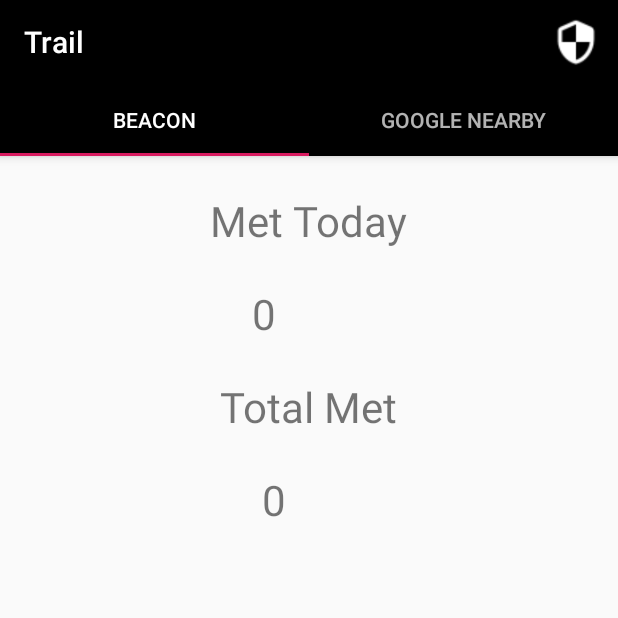
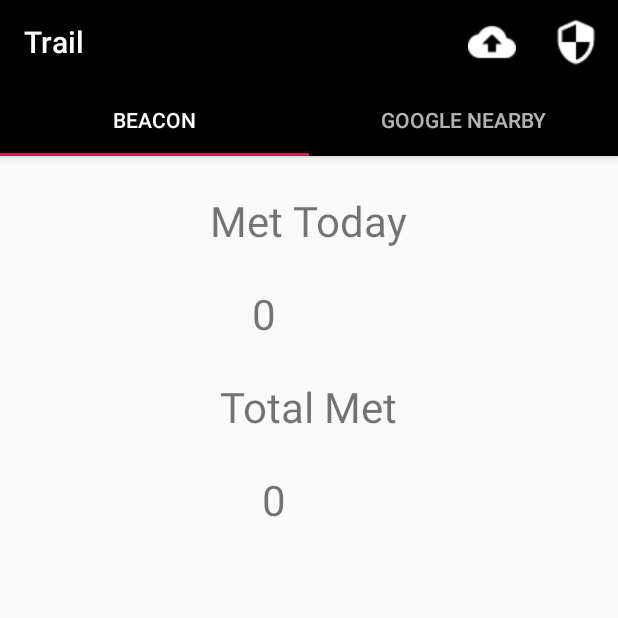
Before and after one commit to ChiragAwale/Trail, an Android app: the screen it shows after launch (MainActivity), on a phone screen of 412 x 824 dp, the top half of it. Run offline under Robolectric (Android 15) with nearby library versions, the phone set to English and light mode, and no system bars; libraries missing offline, so code that uses them is left out: com.daimajia.androidanimations, io.realm; 13 statements that could not run were skipped.

Commit message:
Upload in bulk

```diff
--- a/Trail/app/build.gradle
+++ b/Trail/app/build.gradle
@@ -40,6 +40,7 @@ dependencies {
     implementation 'com.daimajia.easing:library:2.0@aar'
     implementation 'com.daimajia.androidanimations:library:2.3@aar'
     implementation "com.google.android.gms:play-services-location:17.0.0"
+    implementation 'com.google.code.gson:gson:2.8.6'
 
 }
 
--- a/Trail/app/src/main/java/com/chiragawale/trail/MainActivity.java
+++ b/Trail/app/src/main/java/com/chiragawale/trail/MainActivity.java
@@ -9,11 +9,19 @@ import android.os.Bundle;
 
 import com.chiragawale.trail.bluetooth.BluetoothUtility;
 import com.chiragawale.trail.ui.main.AdminView;
+import com.chiragawale.trail.worker.UploadWorker;
 import com.google.android.material.floatingactionbutton.FloatingActionButton;
 import com.google.android.material.tabs.TabLayout;
 
 import androidx.appcompat.app.AlertDialog;
 import androidx.viewpager.widget.ViewPager;
+import androidx.work.BackoffPolicy;
+import androidx.work.Constraints;
+import androidx.work.NetworkType;
+import androidx.work.OneTimeWorkRequest;
+import androidx.work.PeriodicWorkRequest;
+import androidx.work.WorkInfo;
+import androidx.work.WorkManager;
 
 import android.util.Log;
 import android.view.Menu;
@@ -21,13 +29,16 @@ import android.view.MenuInflater;
 import android.view.MenuItem;
 import android.view.View;
 import android.widget.ImageButton;
+import android.widget.Toast;
 
 import com.chiragawale.trail.ui.main.SectionsPagerAdapter;
+
+import java.util.concurrent.TimeUnit;
 
 public class MainActivity extends BaseActivity {
     private static final int PERMISSION_REQUEST_COARSE_LOCATION = 1;
     public static final String MESSAGE_STATUS = "message_status";
-
+    private OneTimeWorkRequest uploadWork;
 
     @Override
     protected void onCreate(Bundle savedInstanceState) {
@@ -67,6 +78,22 @@ public class MainActivity extends BaseActivity {
                 builder.show();
             }
         }
+        Constraints constraints = new Constraints.Builder()
+                .setRequiredNetworkType(NetworkType.CONNECTED)
+                .setRequiresCharging(true)
+                .build();
+        //        PeriodicWorkRequest uploadWork = new PeriodicWorkRequest.Builder(UploadWorker.class,2,TimeUnit.HOURS)
+//                .setConstraints(constraints)
+//                .setBackoffCriteria(
+//                        BackoffPolicy.LINEAR,
+//                        OneTimeWorkRequest.MIN_BACKOFF_MILLIS,
+//                        TimeUnit.MILLISECONDS)
+//                .addTag("Upload data")
+//                .build();
+        uploadWork = new OneTimeWorkRequest.Builder(UploadWorker.class)
+                .setConstraints(constraints)
+                .addTag("Upload data")
+                .build();
     }
 
     @Override
@@ -95,6 +122,16 @@ public class MainActivity extends BaseActivity {
         }
     }
 
+    public void uploadToServer(){
+        WorkManager.getInstance(getApplicationContext()).enqueue(uploadWork);
+//        WorkManager.getInstance(getApplicationContext()).getWorkInfoByIdLiveData(uploadWork.getId()).observe(this, workInfo -> {
+//            if (workInfo != null) {
+//                WorkInfo.State state = workInfo.getState();
+//                Log.e("WORKER", state.toString());
+//                Toast.makeText(getApplicationContext(),state.toString(),Toast.LENGTH_SHORT).show();
+//            }
+//        });
+    }
 
     @Override
     public boolean onCreateOptionsMenu(Menu menu) {
@@ -110,6 +147,9 @@ public class MainActivity extends BaseActivity {
                 Intent intent = new Intent(this, AdminView.class);
                 startActivity(intent);
                 return true;
+            case R.id.m_upload_data:
+                uploadToServer();
+                return true;
             default:
                 return super.onOptionsItemSelected(item);
         }
--- a/Trail/app/src/main/java/com/chiragawale/trail/beacon/RangingActivity.java
+++ b/Trail/app/src/main/java/com/chiragawale/trail/beacon/RangingActivity.java
@@ -50,7 +50,7 @@ public class RangingActivity extends BaseActivity
 //                    Log.e(TAG, "The first beacon I see is about "+beacon.getBluetoothAddress() + " " + beacons.iterator().next().getDistance()+" meters away.")
                     Log.e(TAG, "BAddress " + beacon.getBluetoothAddress() + " Bname " + beacon.getBluetoothName() );
                     Log.e(TAG, "Distance " + beacon.getDistance() + " idfer " + beacon.getIdentifier(1));
-                    RealmEntry entry = new RealmEntry("tName", CustomTimeUtils.currentTimeStamp(),"","beacon",beacon.getBluetoothAddress(),beacon.getDistance(),beacon.getRssi(),CustomTimeUtils.trimmedCurrentTimestampLong());
+                    RealmEntry entry = new RealmEntry("tName", CustomTimeUtils.currentTimestampLong(),"","beacon",beacon.getBluetoothAddress(),beacon.getDistance(),beacon.getRssi(),CustomTimeUtils.trimmedCurrentTimestampLong());
                     dao.addEntry(entry);
                 }
             }
--- a/Trail/app/src/main/java/com/chiragawale/trail/bluetooth/BluetoothUtility.java
+++ b/Trail/app/src/main/java/com/chiragawale/trail/bluetooth/BluetoothUtility.java
@@ -78,7 +78,7 @@ public class BluetoothUtility extends BaseActivity {
                 realmEntry.setName(ble.getListDevices().get(i).getName());
                 realmEntry.setMacAddress(ble.getListDevices().get(i).getMacAddress());
                 realmEntry.setRssi(ble.getListDevices().get(i).getRssi());
-                realmEntry.setTime(CustomTimeUtils.currentTimeStamp());
+                realmEntry.setTime(CustomTimeUtils.currentTimestampLong());
                 realmEntry.setLocation("N/A");
                 dao.addEntry(realmEntry);
             }
--- a/Trail/app/src/main/java/com/chiragawale/trail/dao/Dao.java
+++ b/Trail/app/src/main/java/com/chiragawale/trail/dao/Dao.java
@@ -5,7 +5,6 @@ import com.chiragawale.trail.models.RealmEntry;
 import java.util.HashMap;
 import java.util.List;
 
-import io.realm.Realm;
 
 public interface Dao {
 
@@ -13,5 +12,5 @@ public interface Dao {
     public void addMap(HashMap<String , RealmEntry> hmap);
     public List<RealmEntry> getEntryList();
     public List<RealmEntry> getEntryListToday();
-
+    public List<RealmEntry> getEntryListToUpload();
 }
--- a/Trail/app/src/main/java/com/chiragawale/trail/ui/main/TrailRecyclerViewAdapter.java
+++ b/Trail/app/src/main/java/com/chiragawale/trail/ui/main/TrailRecyclerViewAdapter.java
@@ -31,7 +31,7 @@ public class TrailRecyclerViewAdapter extends RecyclerView.Adapter<TrailRecycler
 
     @Override
     public void onBindViewHolder(final ViewHolder holder, int position) {
-        holder.tv_time.setText(mValues.get(position).getTime());
+        holder.tv_time.setText(mValues.get(position).getTime() + "");
         holder.tv_location.setText(mValues.get(position).getLocation());
         holder.tv_bluetooth_address.setText(mValues.get(position).getBluetoothAddress());
         holder.tv_type.setText(mValues.get(position).getType());
--- a/Trail/app/src/main/java/com/chiragawale/trail/worker/NotificationWorker.java
+++ b/Trail/app/src/main/java/com/chiragawale/trail/worker/NotificationWorker.java
@@ -106,7 +106,7 @@ public class NotificationWorker extends Worker implements BeaconConsumer {
                         stopTransmit();
                         Log.e("worker", "Paused transmitting ");
                     }
-                }, 60000);
+                }, 15000);
             }
         }, 60000);
     }
@@ -202,8 +202,7 @@ public class NotificationWorker extends Worker implements BeaconConsumer {
 //                    Log.e(TAG, "The first beacon I see is about "+beacon.getBluetoothAddress() + " " + beacons.iterator().next().getDistance()+" meters away.")
                     Log.e(TAG, "BAddress " + beacon.getBluetoothAddress() + " Bname " + beacon.getBluetoothName() );
                     Log.e(TAG, "Distance " + beacon.getDistance() + " idfer " + beacon.getIdentifier(1));
-
-                    RealmEntry entry = new RealmEntry("tName", CustomTimeUtils.currentTimeStamp(),mlocation,"beacon",beacon.getBluetoothAddress(),beacon.getDistance(),beacon.getRssi(),CustomTimeUtils.trimmedCurrentTimestampLong());
+                    RealmEntry entry = new RealmEntry("tName", CustomTimeUtils.currentTimestampLong(),mlocation,"beacon",beacon.getBluetoothAddress(),beacon.getDistance(),beacon.getRssi(),CustomTimeUtils.trimmedCurrentTimestampLong());
                     hmap.put(beacon.getBluetoothAddress(),entry);
                 }
             }
--- a/Trail/app/src/main/res/menu/activity_main_menu.xml
+++ b/Trail/app/src/main/res/menu/activity_main_menu.xml
@@ -1,8 +1,15 @@
 <?xml version="1.0" encoding="utf-8"?>
 <menu xmlns:android="http://schemas.android.com/apk/res/android"
     xmlns:app="http://schemas.android.com/apk/res-auto">
-    <item android:id="@+id/m_admin_view"
-    android:title="Admin View"
-    android:icon="@drawable/menu_icon"
-    app:showAsAction="always"/>
+    <item
+        android:id="@+id/m_upload_data"
+        android:icon="@drawable/ic_upload"
+        android:title="Upload"
+        app:showAsAction="always" />
+    <item
+        android:id="@+id/m_admin_view"
+        android:icon="@drawable/menu_icon"
+        android:title="Admin View"
+        app:showAsAction="always" />
+
 </menu>
```
Also changed, not shown: Trail/app/src/main/java/com/chiragawale/trail/App.java (+7 -0 lines), Trail/app/src/main/java/com/chiragawale/trail/dao/DaoImpl.java (+23 -1 lines), Trail/app/src/main/java/com/chiragawale/trail/models/RealmEntry.java (+35 -6 lines), Trail/app/src/main/java/com/chiragawale/trail/worker/UploadWorker.java (added, +87 -0 lines), Trail/app/src/main/res/drawable-v24/ic_upload.png (added).
